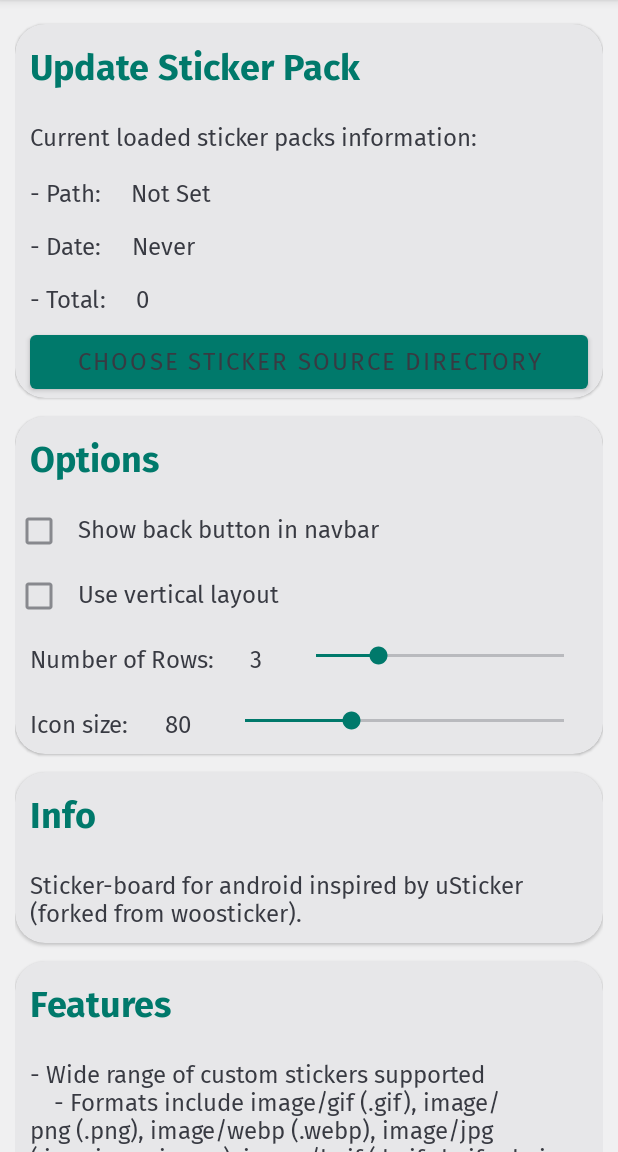
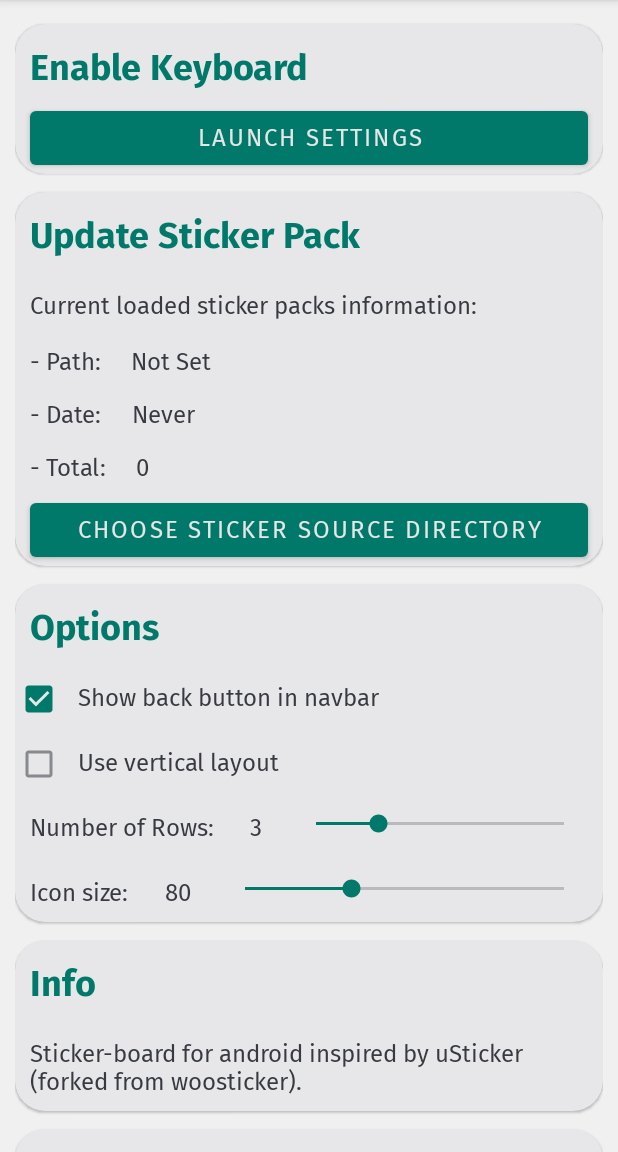
Before and after one commit to FredHappyface/Android.EweSticker, an Android app: the screen it shows after launch (MainActivity), on a phone screen of 412 x 824 dp, the part 84-1236 px from its top. Run offline under Robolectric (Android 15) with nearby library versions, the phone set to English and light mode, and no system bars.

Commit message:
fix #31, fix #32

```diff
--- a/app/src/main/java/com/fredhappyface/ewesticker/ImageKeyboard.kt
+++ b/app/src/main/java/com/fredhappyface/ewesticker/ImageKeyboard.kt
@@ -429,7 +429,9 @@ class ImageKeyboard : InputMethodService() {
 		if (sortedPackNames.isNotEmpty()) {
 			when (this.activePack) {
 				"__recentSticker__" -> recentPackLayout()
-				in sortedPackNames -> switchPackLayout((this.loadedPacks[this.activePack] ?: return))
+				in sortedPackNames -> switchPackLayout(
+					(this.loadedPacks[this.activePack] ?: return)
+				)
 				else -> switchPackLayout((this.loadedPacks[sortedPackNames[0]] ?: return))
 			}
 		}
--- a/app/src/main/java/com/fredhappyface/ewesticker/MainActivity.kt
+++ b/app/src/main/java/com/fredhappyface/ewesticker/MainActivity.kt
@@ -7,6 +7,7 @@ import android.net.Uri
 import android.os.Bundle
 import android.os.Handler
 import android.os.Looper
+import android.provider.Settings
 import android.view.View
 import android.widget.Button
 import android.widget.CompoundButton
@@ -67,7 +68,7 @@ class MainActivity : AppCompatActivity() {
 			80,
 			20
 		)
-		toggle(findViewById(R.id.showBackButton), "showBackButton") { }
+		toggle(findViewById(R.id.showBackButton), "showBackButton", true) { }
 		toggle(findViewById(R.id.vertical), "vertical") { isChecked: Boolean ->
 			findViewById<SeekBar>(R.id.iconSizeSb).isEnabled = !isChecked
 		}
@@ -90,6 +91,16 @@ class MainActivity : AppCompatActivity() {
 				importStickers()
 			}
 		}
+
+	/**
+	 * Called on button press to launch settings
+	 *
+	 * @param view: View
+	 */
+	fun enableKeyboard(view: View) {
+		val intent = Intent(Settings.ACTION_INPUT_METHOD_SETTINGS)
+		startActivity(intent)
+	}
 
 	/**
 	 * Called on button press to choose a new directory
@@ -192,15 +203,18 @@ class MainActivity : AppCompatActivity() {
 	 *
 	 * @param compoundButton CompoundButton
 	 * @param sharedPrefKey String - Id/Key of the SharedPreferences to update
+	 * @param sharedPrefDefault Boolean - default value (default=false)
 	 * @param callback (Boolean) -> Unit - Add custom behaviour with a callback - for instance to
 	 * disable some options
 	 */
 	private fun toggle(
 		compoundButton: CompoundButton,
 		sharedPrefKey: String,
+		sharedPrefDefault: Boolean = false,
 		callback: (Boolean) -> Unit
 	) {
-		compoundButton.isChecked = this.sharedPreferences.getBoolean(sharedPrefKey, false)
+		compoundButton.isChecked =
+			this.sharedPreferences.getBoolean(sharedPrefKey, sharedPrefDefault)
 		callback(compoundButton.isChecked)
 		compoundButton.setOnCheckedChangeListener { _: CompoundButton?, isChecked: Boolean ->
 			showChangedPrefText()
--- a/app/src/main/res/layout/activity_main.xml
+++ b/app/src/main/res/layout/activity_main.xml
@@ -14,6 +14,23 @@
 			style="@style/widthMatchHeightWrap"
 			android:orientation="vertical"
 			android:padding="@dimen/content_margin">
+			<!-- Enable Keyboard -->
+			<com.google.android.material.card.MaterialCardView style="@style/card">
+
+				<LinearLayout
+					style="@style/widthMatchHeightWrap"
+					android:orientation="vertical">
+
+					<TextView
+						style="@style/heading"
+						android:text="@string/enable_keyboard_heading" />
+
+					<Button
+						style="@style/button"
+						android:onClick="enableKeyboard"
+						android:text="@string/enable_keyboard_button" />
+				</LinearLayout>
+			</com.google.android.material.card.MaterialCardView>
 			<!-- Update Sticker Pack -->
 			<com.google.android.material.card.MaterialCardView style="@style/card">
 
--- a/app/src/main/res/values/strings.xml
+++ b/app/src/main/res/values/strings.xml
@@ -4,6 +4,9 @@
 	<string name="pack_icon">Pack icon</string>
 	<string name="sticker_icon">Sticker icon</string>
 	<string name="close_sticker_preview">[tap to close sticker preview]</string>
+	<!-- Enable Keyboard -->
+	<string name="enable_keyboard_heading">Enable Keyboard</string>
+	<string name="enable_keyboard_button">Launch Settings</string>
 	<!-- Update Sticker Pack -->
 	<string name="update_sticker_pack_heading">Update Sticker Pack</string>
 	<string name="update_sticker_pack_button">Choose sticker source directory</string>
--- a/app/src/main/res/values/styles.xml
+++ b/app/src/main/res/values/styles.xml
@@ -94,6 +94,7 @@
 		<item name="android:layout_height">wrap_content</item>
 		<item name="android:layout_width">match_parent</item>
 		<item name="android:layout_marginVertical">@dimen/zero</item>
+		<item name="android:textColor">@color/onAccent</item>
 	</style>
 
 	<style name="checkbox">
--- a/build.gradle.kts
+++ b/build.gradle.kts
@@ -6,7 +6,7 @@ buildscript {
 	}
 
 	dependencies {
-		classpath("com.android.tools.build:gradle:7.0.3")
+		classpath("com.android.tools.build:gradle:7.0.4")
 		classpath("org.jetbrains.kotlin:kotlin-gradle-plugin:1.5.31")
 		// NOTE: Do not place your application dependencies here; they belong
 		// in the individual module build.gradle files
```
Also changed, not shown: 2 other files.
